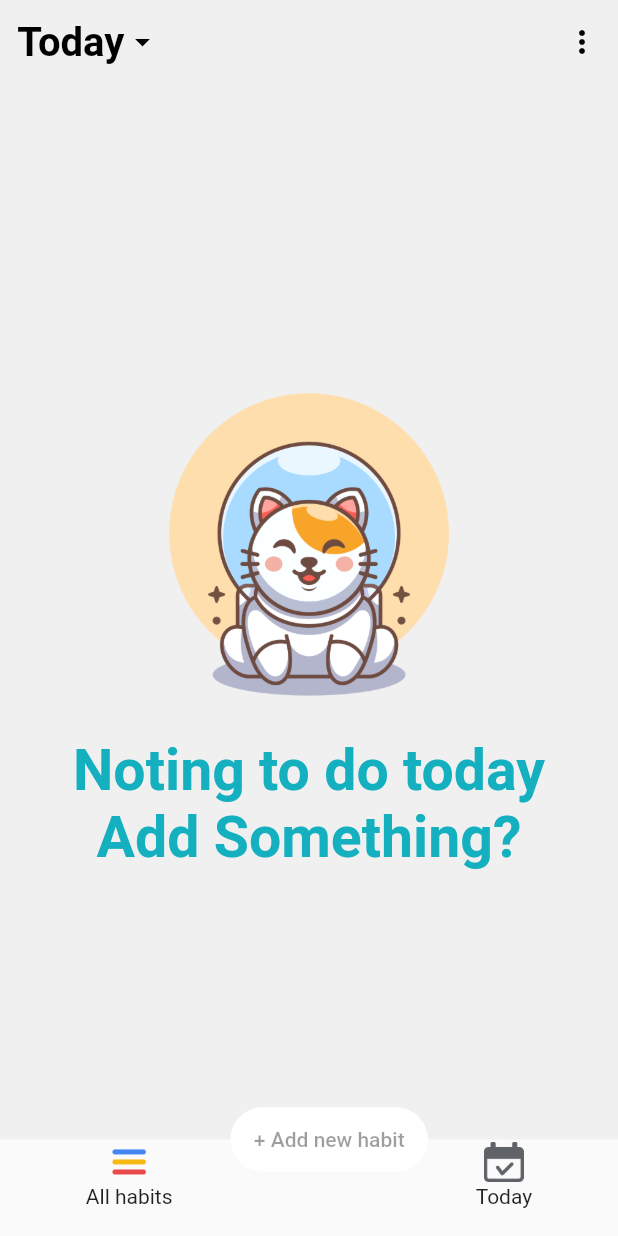
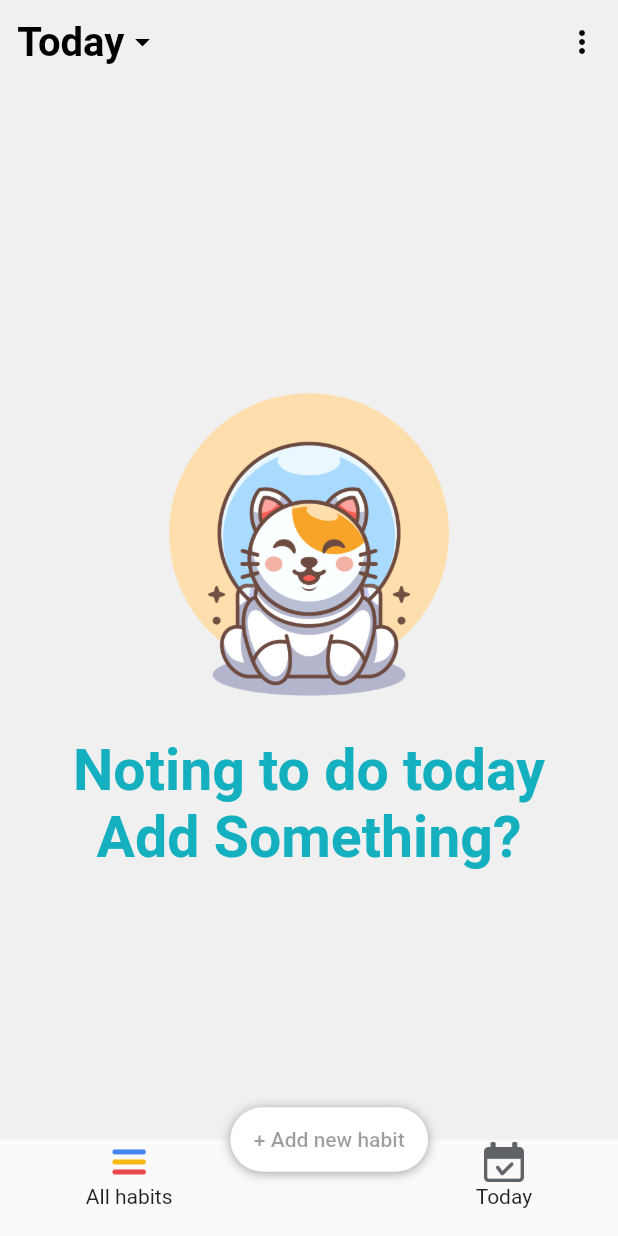
Before and after one commit to yusufmsabeh/Habit_Tracker_App, a Flutter app: the screen it shows after launch, on a phone screen of 412 x 824 dp. Run offline on Flutter 3.47's test engine with Material 2 defaults, Android fonts, the phone set to English and light mode, and no system bars; our stand-ins replace flutter_screenutil, table_calendar.

Commit message:
uploading connectoin file

```diff
--- a/lib/HomePage.dart
+++ b/lib/HomePage.dart
@@ -8,7 +8,8 @@ import 'package:table_calendar/table_calendar.dart';
 class HomePage extends StatefulWidget {
   static final now = DateTime.now();
   final table = TableCalendar(
-    rowHeight: 60.h,
+    calendarStyle: CalendarStyle(rangeHighlightColor: Colors.red),
+    rowHeight: 80.h,
     firstDay: DateTime.utc(2010, 10, 16),
     lastDay: DateTime.utc(2030, 3, 14),
     focusedDay: DateTime.now(),
@@ -30,8 +31,13 @@ class _HomePageState extends State<HomePage> {
         margin: EdgeInsets.only(right: 290.w),
         height: 100.h,
         padding: EdgeInsets.symmetric(horizontal: 20.w),
-        decoration: BoxDecoration(
-            color: Colors.white, borderRadius: BorderRadius.circular(100.r)),
+        decoration: BoxDecoration(boxShadow: const [
+          BoxShadow(
+            color: Colors.grey,
+            offset: Offset(0.0, 1.0), //(x,y)
+            blurRadius: 6.0,
+          ),
+        ], color: Colors.white, borderRadius: BorderRadius.circular(100.r)),
         child: const TextButton(
           onPressed: null,
           child: Text("+ Add new habit"),
@@ -96,7 +102,12 @@ class _HomePageState extends State<HomePage> {
             child: Row(
               mainAxisAlignment: MainAxisAlignment.center,
               children: [
-                Column(
+                GestureDetector(
+                  onTap: () {
+                    currentIndex = 0;
+                    setState(() {});
+                  },
+                  child: Column(
                     children: [
                       SizedBox(
                           width: 70.w,
@@ -107,10 +118,16 @@ class _HomePageState extends State<HomePage> {
                       const Text("All habits")
                     ],
                   ),
+                ),
                 const Spacer(
                   flex: 1,
                 ),
-                Column(
+                GestureDetector(
+                  onTap: () {
+                    currentIndex = 1;
+                    setState(() {});
+                  },
+                  child: Column(
                     children: [
                       SizedBox(
                           width: 70.w,
@@ -118,8 +135,9 @@ class _HomePageState extends State<HomePage> {
                           child: Image.asset(currentIndex == 1
                               ? 'assets/todaySelected.png'
                               : 'assets/today.png')),
-                    Text("Today")
+                      const Text("Today")
                     ],
+                  ),
                 )
               ],
             ),
@@ -127,7 +145,7 @@ class _HomePageState extends State<HomePage> {
         ]),
       ),
       body: Container(
-        color: Color.fromARGB(255, 240, 240, 240),
+        color: const Color.fromARGB(255, 240, 240, 240),
         child: Stack(
           children: [
             Center(
@@ -147,21 +165,23 @@ class _HomePageState extends State<HomePage> {
                       style: TextStyle(
                           fontSize: 100.sp,
                           fontWeight: FontWeight.bold,
-                          color: Color.fromARGB(255, 20, 176, 191)),
+                          color: const Color.fromARGB(255, 20, 176, 191)),
                     ),
                     Text(
                       "Add Something?",
                       style: TextStyle(
                           fontWeight: FontWeight.bold,
                           fontSize: 100.sp,
-                          color: Color.fromARGB(255, 20, 176, 191)),
+                          color: const Color.fromARGB(255, 20, 176, 191)),
                     )
                   ]),
             ),
             AnimatedContainer(
-                decoration: BoxDecoration(color: Colors.white),
+                decoration: const BoxDecoration(
+                  color: Color.fromARGB(255, 240, 240, 240),
+                ),
                 height: tableHeight,
-                duration: Duration(milliseconds: 500),
+                duration: const Duration(milliseconds: 500),
                 child: SingleChildScrollView(child: widget.table))
           ],
         ),
--- a/pubspec.yaml
+++ b/pubspec.yaml
@@ -37,6 +37,7 @@ dependencies:
   flutter_screenutil: ^5.5.3+2
 
   table_calendar: ^3.0.6
+  sqflite: ^2.0.3
 
 dev_dependencies:
   flutter_test:
```
Also changed, not shown: lib/model/habit.dart (added, +39 -0 lines), lib/DB/DBConaction.dart (added), pubspec.lock, 1 other file. Lines whose indentation alone changed are shown as unchanged.
